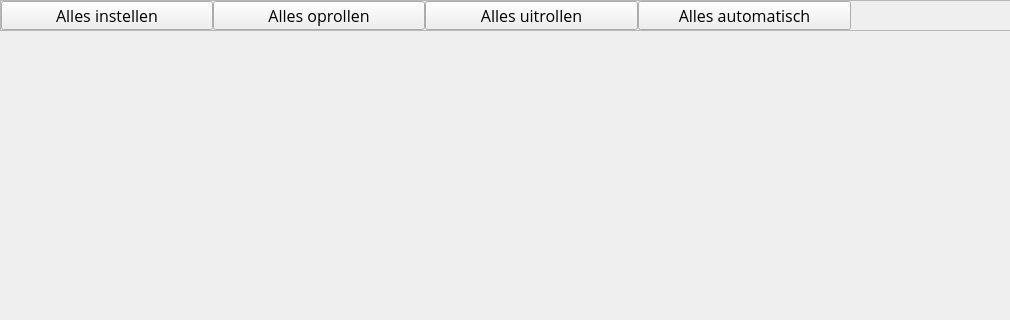
The window that centrale/main.ui (elwint/-rolluik-domotica) describes before a commit, drawn with Qt 5; both pictures show x 0 to 1010 and y 0 to 320 of the 1269 by 697 pixel window.
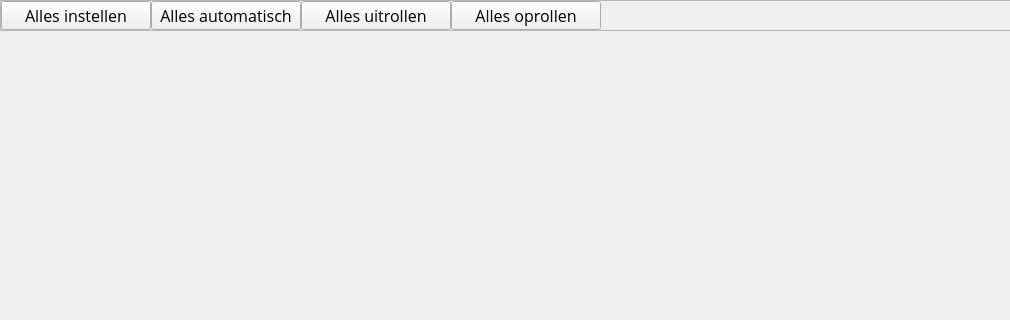
The same window after the commit.

Commit message: Adds stylesheet; Various .ui changes to allow styling

Patch:
```diff
--- a/centrale/main.ui
+++ b/centrale/main.ui
@@ -78,33 +78,6 @@
        <enum>QFrame::Plain</enum>
       </property>
       <layout class="QHBoxLayout" name="horizontalLayout">
-       <property name="leftMargin">
-        <number>0</number>
-       </property>
-       <property name="topMargin">
-        <number>0</number>
-       </property>
-       <property name="rightMargin">
-        <number>0</number>
-       </property>
-       <property name="bottomMargin">
-        <number>0</number>
-       </property>
-       <item>
-        <widget class="QFrame" name="frame">
-         <property name="minimumSize">
-          <size>
-           <width>850</width>
-           <height>0</height>
-          </size>
-         </property>
-         <property name="maximumSize">
-          <size>
-           <width>0</width>
-           <height>16777215</height>
-          </size>
-         </property>
-         <layout class="QHBoxLayout" name="horizontalLayout_2">
           <property name="spacing">
            <number>0</number>
           </property>
@@ -122,6 +95,18 @@
           </property>
           <item>
            <widget class="QPushButton" name="btnInstellen">
+         <property name="sizePolicy">
+          <sizepolicy hsizetype="Fixed" vsizetype="Fixed">
+           <horstretch>0</horstretch>
+           <verstretch>0</verstretch>
+          </sizepolicy>
+         </property>
+         <property name="minimumSize">
+          <size>
+           <width>150</width>
+           <height>0</height>
+          </size>
+         </property>
             <property name="maximumSize">
              <size>
               <width>212</width>
@@ -142,11 +127,17 @@
            </widget>
           </item>
           <item>
-           <widget class="QPushButton" name="btnOprollen">
-            <property name="maximumSize">
+        <widget class="QPushButton" name="btnAutomatisch">
+         <property name="sizePolicy">
+          <sizepolicy hsizetype="Fixed" vsizetype="Fixed">
+           <horstretch>0</horstretch>
+           <verstretch>0</verstretch>
+          </sizepolicy>
+         </property>
+         <property name="minimumSize">
              <size>
-              <width>212</width>
-              <height>16777215</height>
+           <width>150</width>
+           <height>0</height>
              </size>
             </property>
             <property name="font">
@@ -158,12 +149,24 @@
              </font>
             </property>
             <property name="text">
-             <string>Alles oprollen</string>
+          <string>Alles automatisch</string>
             </property>
            </widget>
           </item>
           <item>
            <widget class="QPushButton" name="btnUitrollen">
+         <property name="sizePolicy">
+          <sizepolicy hsizetype="Fixed" vsizetype="Fixed">
+           <horstretch>0</horstretch>
+           <verstretch>0</verstretch>
+          </sizepolicy>
+         </property>
+         <property name="minimumSize">
+          <size>
+           <width>150</width>
+           <height>0</height>
+          </size>
+         </property>
             <property name="maximumSize">
              <size>
               <width>16777215</width>
@@ -184,7 +187,25 @@
            </widget>
           </item>
           <item>
-           <widget class="QPushButton" name="btnAutomatisch">
+        <widget class="QPushButton" name="btnOprollen">
+         <property name="sizePolicy">
+          <sizepolicy hsizetype="Fixed" vsizetype="Fixed">
+           <horstretch>0</horstretch>
+           <verstretch>0</verstretch>
+          </sizepolicy>
+         </property>
+         <property name="minimumSize">
+          <size>
+           <width>150</width>
+           <height>0</height>
+          </size>
+         </property>
+         <property name="maximumSize">
+          <size>
+           <width>212</width>
+           <height>16777215</height>
+          </size>
+         </property>
             <property name="font">
              <font>
               <family>Open Sans</family>
@@ -194,11 +215,8 @@
              </font>
             </property>
             <property name="text">
-             <string>Alles automatisch</string>
-            </property>
-           </widget>
-          </item>
-         </layout>
+          <string>Alles oprollen</string>
+         </property>
         </widget>
        </item>
        <item>
```
Lines whose indentation alone changed are shown as unchanged. The commit also changes 2 other files.
